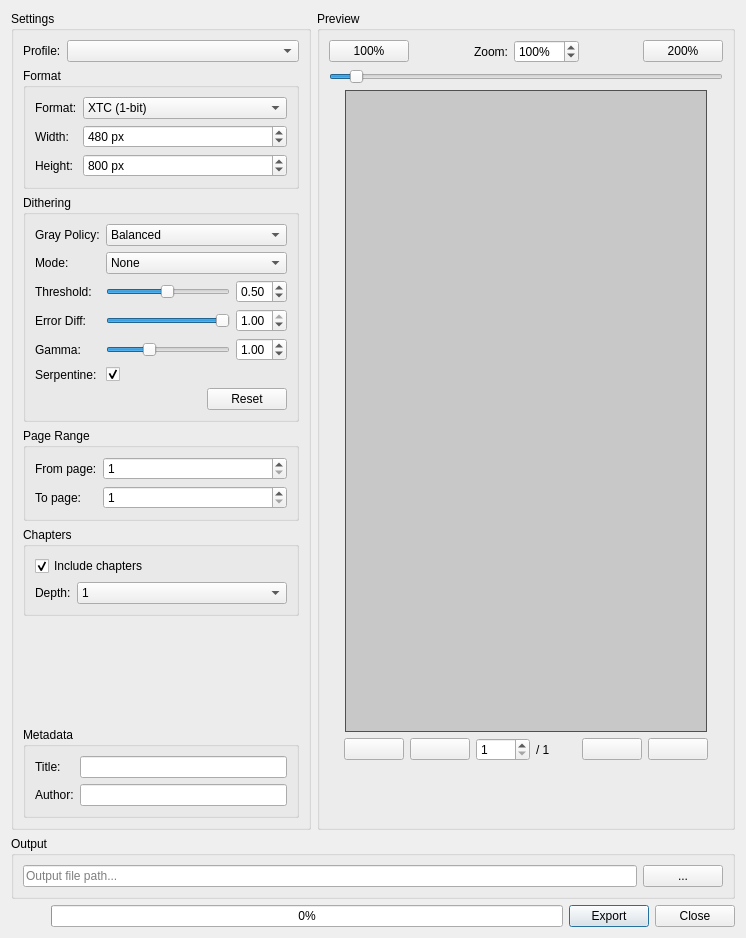
The window that src/xtexportdlg.ui (CrazyCoder/crqt-ng) describes before a commit, drawn with Qt 5.
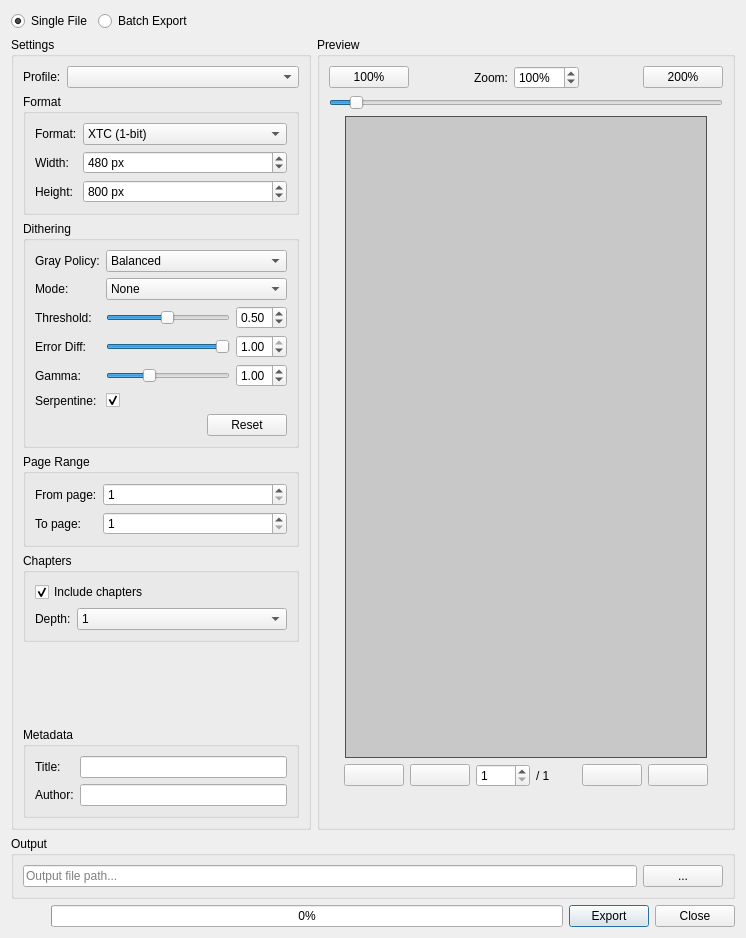
The same window after the commit. Icons and pictures are not drawn.

Commit message:
Add batch export mode to XtExportDlg (Phase 1)
- Introduced batch export functionality with mode toggle via radio buttons (single file vs. batch).
- Added `setMode` and `onModeChanged` methods to manage UI updates and state transitions.
- Updated layout and UI to reflect batch mode options.

```diff
--- a/src/xtexportdlg.ui
+++ b/src/xtexportdlg.ui
@@ -23,6 +23,40 @@
    <bool>true</bool>
   </property>
   <layout class="QVBoxLayout" name="mainLayout">
+   <item>
+    <layout class="QHBoxLayout" name="modeLayout">
+     <item>
+      <widget class="QRadioButton" name="rbSingleFile">
+       <property name="text">
+        <string>Single File</string>
+       </property>
+       <property name="checked">
+        <bool>true</bool>
+       </property>
+      </widget>
+     </item>
+     <item>
+      <widget class="QRadioButton" name="rbBatchExport">
+       <property name="text">
+        <string>Batch Export</string>
+       </property>
+      </widget>
+     </item>
+     <item>
+      <spacer name="modeSpacer">
+       <property name="orientation">
+        <enum>Qt::Orientation::Horizontal</enum>
+       </property>
+       <property name="sizeHint" stdset="0">
+        <size>
+         <width>40</width>
+         <height>20</height>
+        </size>
+       </property>
+      </spacer>
+     </item>
+    </layout>
+   </item>
    <item>
     <layout class="QHBoxLayout" name="panelsLayout">
      <item>
```
The commit also changes 2 other files.
